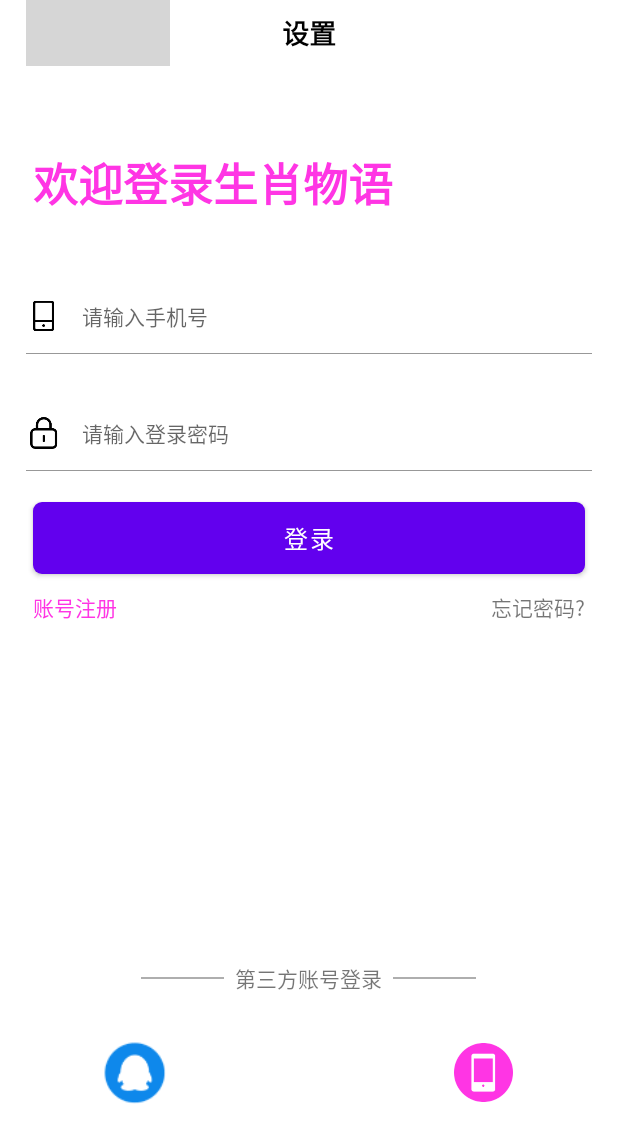
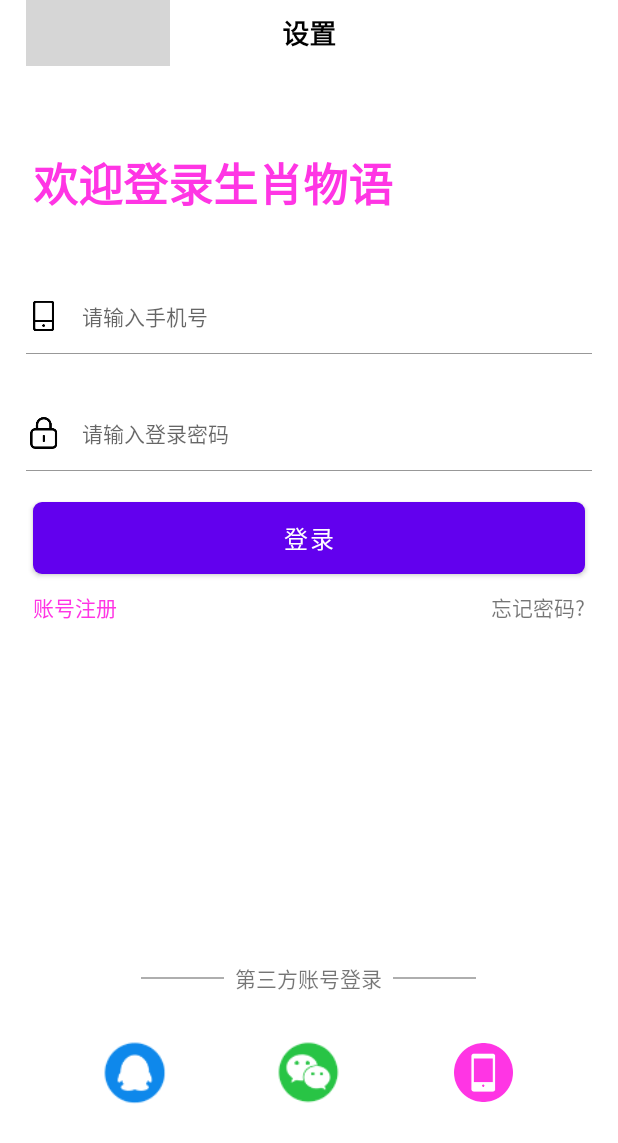
Before and after one commit to Tangerine-TBE/td_horoscope, an Android app: the layout activity_login.xml on its own in the app's theme, with its tools: preview values and no code run, on a phone screen of 412 x 824 dp. Shown: the top 1143 px of the screen. Run offline under Robolectric (Android 15) with nearby library versions, the phone set to English and light mode, and no system bars; grey boxes are pictures that could not be loaded.

Commit message:
2.4 增加微信登录

```diff
--- a/app/build.gradle
+++ b/app/build.gradle
@@ -67,7 +67,7 @@ android {
 
     //    只在打包提测时改apk文件名，开发时记得注释掉
 //    applicationVariants.all { variant ->
-//        variant.getPackageApplication().outputDirectory = new File("F:/安装包/星座物语/天王星/2.3")
+//        variant.getPackageApplication().outputDirectory = new File("F:/安装包/星座物语/天王星/2.4")
 //        variant.outputs.all {
 //            outputFileName = "${variant.productFlavors[0].manifestPlaceholders.get("app_name_channel")}" +
 //                    "_${variant.productFlavors[0].name}" +
--- a/config.gradle
+++ b/config.gradle
@@ -12,8 +12,8 @@ ext {
             //com.twx.constellation
             applicationId    : "com.twx.constellation",   //应用ID
             applicationName  : "星座运势专家",                  //应用名称
-            versionCode      : 10013,                    //版本号
-            versionName      : "2.3",              //版本名称
+            versionCode      : 10014,                    //版本号
+            versionName      : "2.4",              //版本名称
 
             compileSdkVersion: 30,
             minSdkVersion    : 23,
--- a/module_userCenter/src/main/AndroidManifest.xml
+++ b/module_userCenter/src/main/AndroidManifest.xml
@@ -30,11 +30,11 @@
 
         <!--微信登陆-->
         <activity
-            android:name=".wxapi.WXEntryActivity"
+            android:name="com.twx.constellation.wxapi.WXEntryActivity"
             android:exported="true"
             android:launchMode="singleTask"
             android:taskAffinity="com.feisu.jisuanqi"
-            android:theme="@style/TransparentTheme"></activity>
+            android:theme="@style/TransparentTheme"/>
         <!--====================================================================================-->
 
 
--- a/module_userCenter/src/main/java/com/example/module_usercenter/utils/Contents.java
+++ b/module_userCenter/src/main/java/com/example/module_usercenter/utils/Contents.java
@@ -101,8 +101,8 @@ public class Contents {
     public static final String QQ_ID = "1111149899";
 
     //微信
-    public static final String WECHAT_APP_ID = "wx1708ad8d4a6e4f8f";
-    public static final String WECHAT_SECRET = "afdbbe33ed530310eed0b8863578ae28";
+    public static final String WECHAT_APP_ID = "wx1c375bfc5fbccab3";
+    public static final String WECHAT_SECRET = "0585c454c115bdf145efa42596826860";
     public static final String WXAPPID = "appid";
     public static final String WXSECRET = "secret";
     public static final String WXACODE = "code";
--- a/module_userCenter/src/main/java/com/example/module_usercenter/wxapi/WXEntryActivity.java
+++ b/module_userCenter/src/main/java/com/twx/constellation/wxapi/WXEntryActivity.java
@@ -1,4 +1,4 @@
-package com.example.module_usercenter.wxapi;
+package com.twx.constellation.wxapi;
 
 import android.content.Intent;
 import android.transition.Fade;
@@ -6,10 +6,8 @@ import android.view.KeyEvent;
 
 import com.alibaba.android.arouter.launcher.ARouter;
 import com.example.module_base.base.BaseActivity;
-import com.example.module_base.base.BaseApplication;
 import com.example.module_base.provider.ModuleProvider;
 import com.example.module_base.util.LogUtils;
-import com.example.module_base.util.MyStatusBarUtil;
 import com.example.module_base.util.PackageUtil;
 import com.example.module_usercenter.R;
 import com.example.module_usercenter.bean.LoginBean;
--- a/module_userCenter/src/main/res/layout/activity_login.xml
+++ b/module_userCenter/src/main/res/layout/activity_login.xml
@@ -171,15 +171,15 @@
         android:layout_width="43dp"
         android:layout_height="43dp"/>
 
-        <ImageView
-            android:id="@+id/iv_wx"
-            android:visibility="invisible"
-           android:src="@mipmap/icon_login_wx"
-            android:layout_centerHorizontal="true"
-            android:layout_alignParentBottom="true"
-            android:layout_marginBottom="87dp"
-            android:layout_width="43dp"
-            android:layout_height="43dp"/>
+    <ImageView
+        android:id="@+id/iv_wx"
+        android:layout_width="43dp"
+        android:layout_height="43dp"
+        android:layout_alignParentBottom="true"
+        android:layout_centerHorizontal="true"
+        android:layout_marginBottom="87dp"
+        android:src="@mipmap/icon_login_wx"
+        android:visibility="visible" />
 
 
     <ImageView
```
